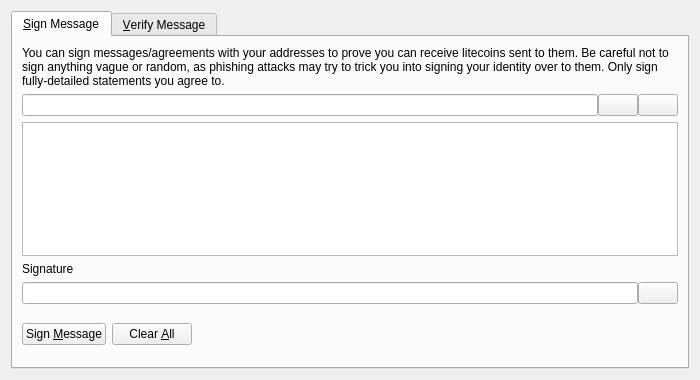
Above: src/qt/forms/signverifymessagedialog.ui from Eternity-Soap/gatorcoin before the change. Below: the same form after it.
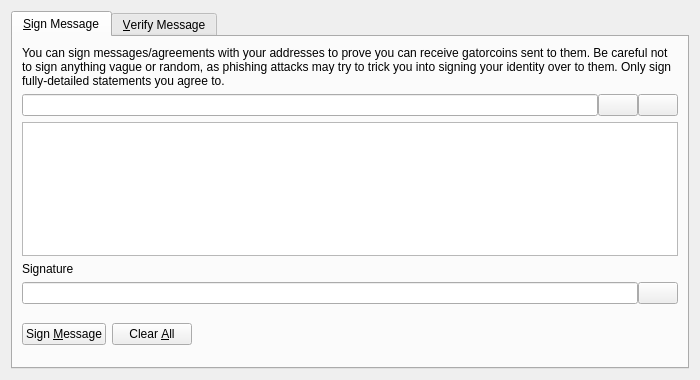
That is the form after the change. Icons and pictures are not drawn. Custom widgets are drawn as their Qt base class.

```diff
--- a/src/qt/forms/signverifymessagedialog.ui
+++ b/src/qt/forms/signverifymessagedialog.ui
@@ -30,7 +30,7 @@
        <item>
         <widget class="QLabel" name="infoLabel_SM">
          <property name="text">
-          <string>You can sign messages/agreements with your addresses to prove you can receive litecoins sent to them. Be careful not to sign anything vague or random, as phishing attacks may try to trick you into signing your identity over to them. Only sign fully-detailed statements you agree to.</string>
+          <string>You can sign messages/agreements with your addresses to prove you can receive gatorcoins sent to them. Be careful not to sign anything vague or random, as phishing attacks may try to trick you into signing your identity over to them. Only sign fully-detailed statements you agree to.</string>
          </property>
          <property name="textFormat">
           <enum>Qt::PlainText</enum>
```
Left out of the diff: 8 changed lines with no effect on the pictures.
